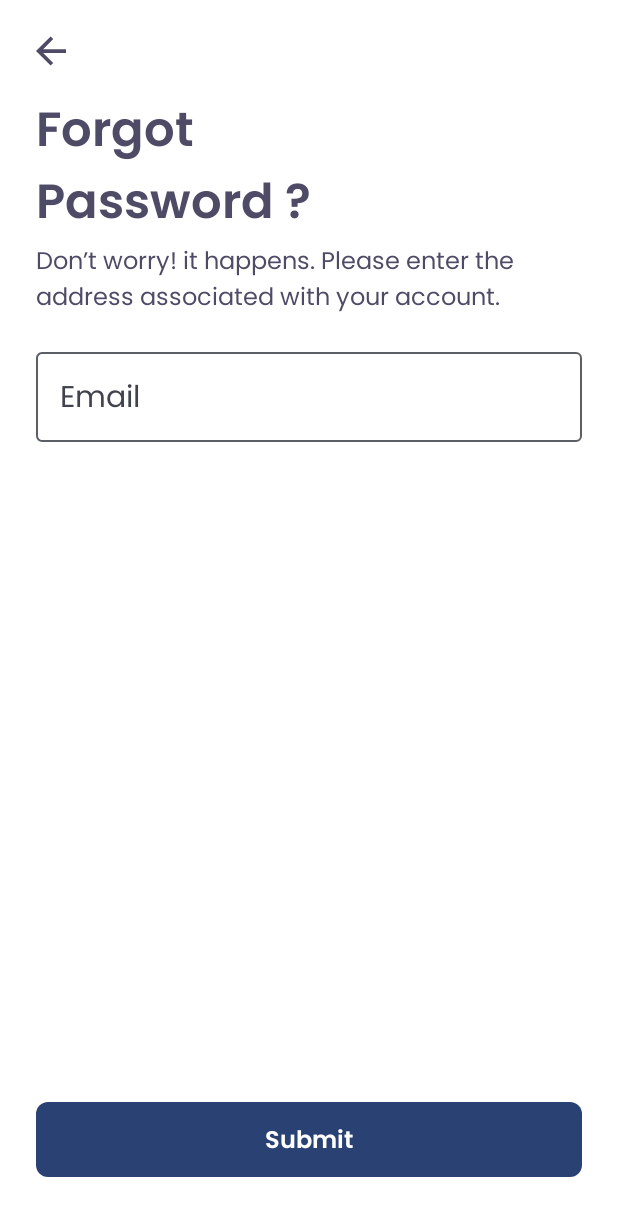
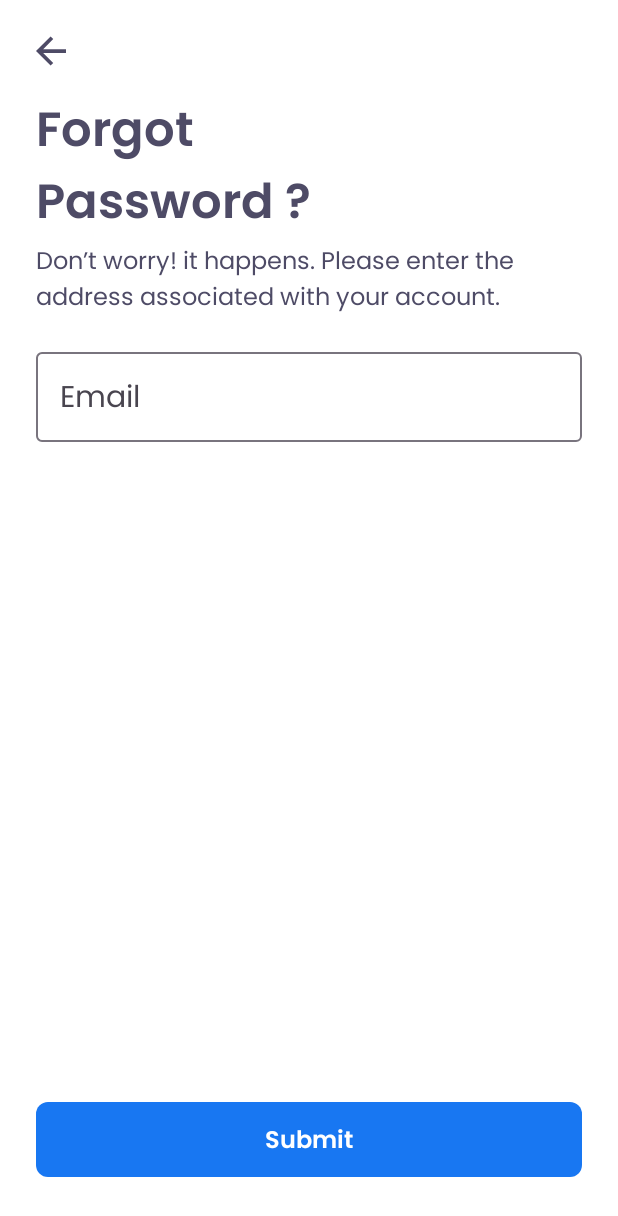
Before and after one commit to info-kareemmohamed/NewsSubscription, an Android app built with Jetpack Compose: the @Preview function ForgotPasswordScreenPreview, on a phone screen of 412 x 824 dp. Shown: the top 1216 px of the screen. Run offline under Robolectric (Android 15) with nearby library versions, the phone set to English and light mode, and no system bars.

Commit message:
Disable Dynamic Color support for devices running Android 12 and above.

```diff
--- a/app/src/main/java/com/example/newssubscription/app/ui/theme/Theme.kt
+++ b/app/src/main/java/com/example/newssubscription/app/ui/theme/Theme.kt
@@ -34,7 +34,7 @@ private val LightColorScheme = lightColorScheme(
 fun NewsSubscriptionTheme(
     darkTheme: Boolean = isSystemInDarkTheme(),
     // Dynamic color is available on Android 12+
-    dynamicColor: Boolean = true,
+    dynamicColor: Boolean = false,
     content: @Composable () -> Unit
 ) {
     val colorScheme = when {
@@ -56,7 +56,8 @@ fun NewsSubscriptionTheme(
             window.statusBarColor = colorScheme.background.toArgb()
             window.navigationBarColor = colorScheme.background.toArgb()
             WindowCompat.getInsetsController(window, view).isAppearanceLightStatusBars = !darkTheme
-            WindowCompat.getInsetsController(window, view).isAppearanceLightNavigationBars = !darkTheme
+            WindowCompat.getInsetsController(window, view).isAppearanceLightNavigationBars =
+                !darkTheme
         }
     }
 
```
